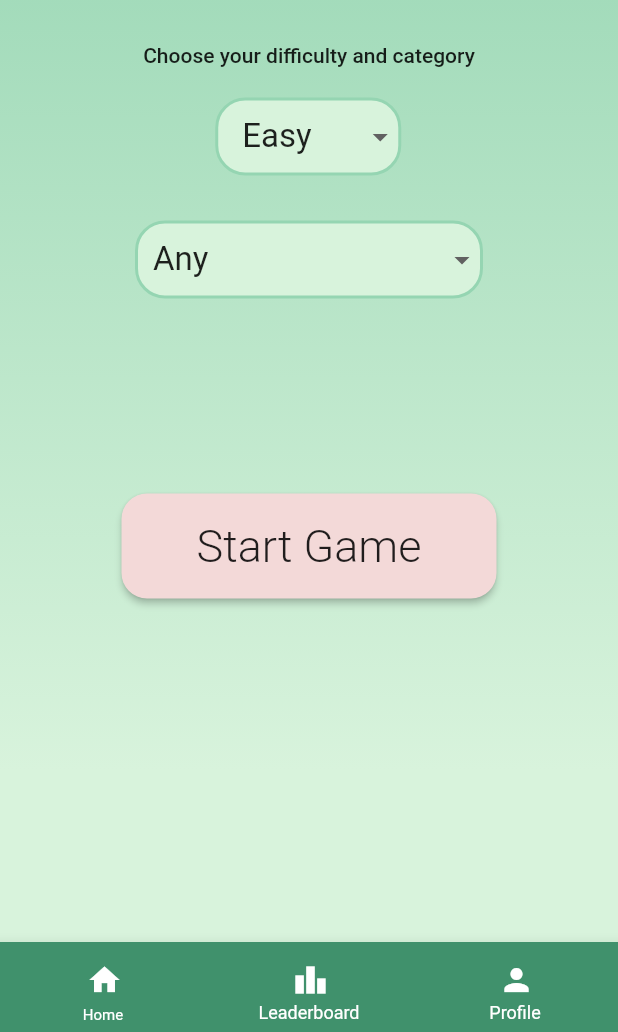
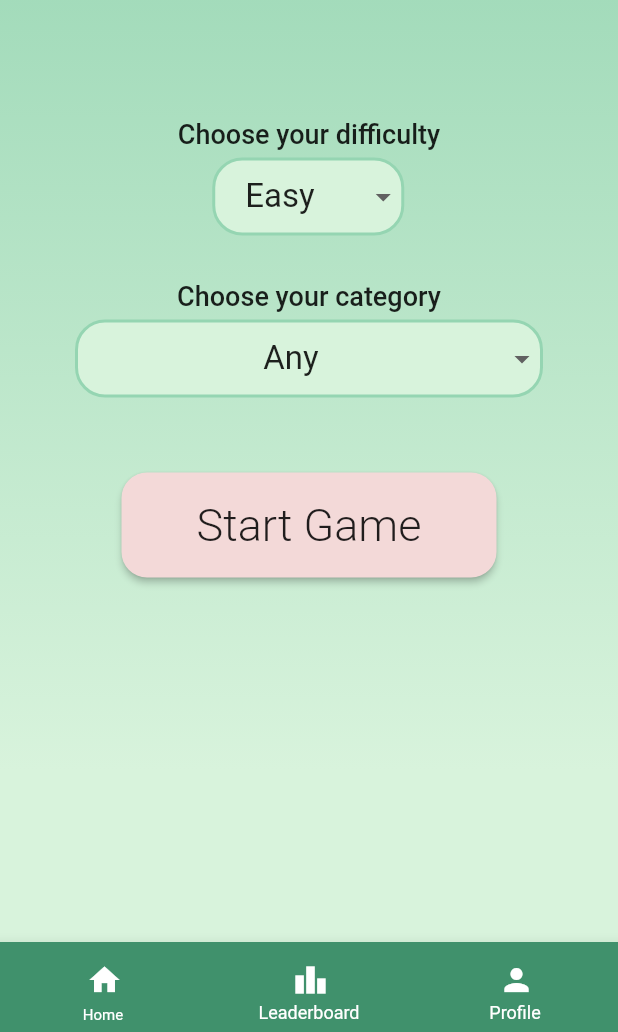
Before and after one commit to gu-tig169/Grupp5, a Flutter app: the StartGameView screen opened by its route, on a phone screen of 412 x 824 dp, the part 204-1236 px from its top. Run offline on Flutter 3.47's test engine with Material 2 defaults, Android fonts, the phone set to English and light mode, and no system bars; accounts and stored records are empty; network calls fail.

Commit message:
part of issue 5 completed

```diff
--- a/lib/Network/game_data.dart
+++ b/lib/Network/game_data.dart
@@ -6,13 +6,17 @@ import 'package:http/http.dart' as http;
 import 'package:triviaholic/model/Question.dart';
 
 class GameData {
-  static final String url =
-      'https://opentdb.com/api.php?amount=20&category=9&difficulty=easy&type=multiple';
+  static final String url = 'https://opentdb.com/api.php?type=multiple/';
 
-  // https://opentdb.com/api.php?amount=20&category=9&difficulty=easy&type=multiple
+  // glöm inte att fixa i category så att man inte kan välja flera kategorier, förslagsvis i loopen /kodarN Alban
 
-  static Future<List<Question>> getGameData() async {
-    http.Response response = await http.get(url);
+  static Future<List<Question>> getGameData(params) async {
+    String paramsToString = '';
+    params.forEach((value) => paramsToString = paramsToString + value + '& ');
+
+    print(url + paramsToString);
+
+    http.Response response = await http.get(url + paramsToString);
     List<Question> questions = [];
 
     var jsonResponse = response.body;
--- a/lib/view/startgame_view.dart
+++ b/lib/view/startgame_view.dart
@@ -14,8 +14,11 @@ class StartGameView extends StatefulWidget {
 
 class _StartGameViewState extends State<StartGameView> {
   final List<String> difficultylist = ['Easy', 'Medium', 'Hard'];
-  int currentCategory = -1;
-  var _itemselected = 'Easy';
+
+  String currentDifficulty = 'Easy';
+  String currentCategory = 'Any';
+
+  List<String> params = [];
 
   @override
   Widget build(BuildContext context) {
@@ -26,13 +29,15 @@ class _StartGameViewState extends State<StartGameView> {
             children: [
               spaceBetween(100),
               homeText(),
+              spaceBetween(80),
+              dropDownTitle('Choose your difficulty'),
+              spaceBetween(5),
+              dropDownDifficulty(difficultylist),
               spaceBetween(30),
-              dropDownTitle(),
-              spaceBetween(20),
-              dropdownGenerator(difficultylist),
-              spaceBetween(30),
-              categoryDropDown(),
-              spaceBetween(130),
+              dropDownTitle('Choose your category'),
+              spaceBetween(5),
+              dropDownCategory(),
+              spaceBetween(50),
               startgameButton(context),
             ],
           ),
@@ -58,8 +63,8 @@ class _StartGameViewState extends State<StartGameView> {
               style: TextStyle(fontSize: 30, fontWeight: FontWeight.w300),
             ),
             onPressed: () {
-              GameData.getGameData();
-              //Navigator.pushNamed(context, '/game');
+              GameData.getGameData(params);
+              Navigator.pushNamed(context, '/game');
             }),
       ),
     );
@@ -76,7 +81,7 @@ class _StartGameViewState extends State<StartGameView> {
     );
   }
 
-  Widget dropdownGenerator(List<String> list) {
+  Widget dropDownDifficulty(List<String> list) {
     return Container(
         child: Container(
             margin: EdgeInsets.only(right: 1, left: 0),
@@ -94,43 +99,38 @@ class _StartGameViewState extends State<StartGameView> {
               items: list
                   .map((dropdownitem) => DropdownMenuItem(
                         value: dropdownitem,
-                        child: Row(
-                          children: [
-                            Container(width: 6),
-                            //Icon(Icons.question_answer),
-                            Container(
-                              width: 10,
-                            ),
-                            Text(
+                        child: Container(
+                          margin: EdgeInsets.only(left: 20),
+                          child: Text(
                             dropdownitem,
                             style: TextStyle(fontSize: 22),
                           ),
-                          ],
                         ),
-                        //value: avatar,
                       ))
                   .toList(),
-              onChanged: (String newValueSelected) {
+              onChanged: (String changedValue) {
+                currentDifficulty = changedValue;
                 setState(() {
-                  _itemselected = newValueSelected;
+                  // difficulty;
+                  params.add('difficulty=$currentDifficulty'.toLowerCase());
                 });
               },
-              value: _itemselected,
+              value: currentDifficulty,
             ))));
   }
 
-  Widget dropDownTitle() {
+  Widget dropDownTitle(String text) {
     return Container(
       child: Text(
-        'Choose your difficulty and category',
-        style: TextStyle(fontWeight: FontWeight.w500),
+        text,
+        style: TextStyle(fontWeight: FontWeight.w500, fontSize: 18),
       ),
     );
   }
 
-  Widget categoryDropDown() {
+  Widget dropDownCategory() {
     return Container(
-        margin: EdgeInsets.only(right: 90, left: 90),
+        margin: EdgeInsets.only(right: 50, left: 50),
         decoration: ShapeDecoration(
             color: nyanza,
             shape: RoundedRectangleBorder(
@@ -142,20 +142,23 @@ class _StartGameViewState extends State<StartGameView> {
           dropdownColor: nyanza,
           items: Category.categories
               .map((category) => DropdownMenuItem(
+                    child: Center(
                       child: Container(
-                      margin: EdgeInsets.only(left: 10),
                         child: Text(
                           category.category,
                           style: TextStyle(fontSize: 22),
                         ),
                       ),
-                    value: category.categorypath,
+                    ),
+                    value: category.category,
                   ))
               .toList(),
-          onChanged: (value) {
+          onChanged: (changedValue) {
+            currentCategory = changedValue;
             setState(() {
-              currentCategory = value;
-              print(value);
+              params
+                  .add('category=' + Category.getCategoryPath(currentCategory));
+              // print(changedValue);
             });
           },
           value: currentCategory,
```
Also changed, not shown: lib/model/Category.dart (+12 -0 lines), lib/view/selectProfileView.dart (+9 -6 lines), pubspec.lock, 1 other file. Lines whose indentation alone changed are shown as unchanged.
